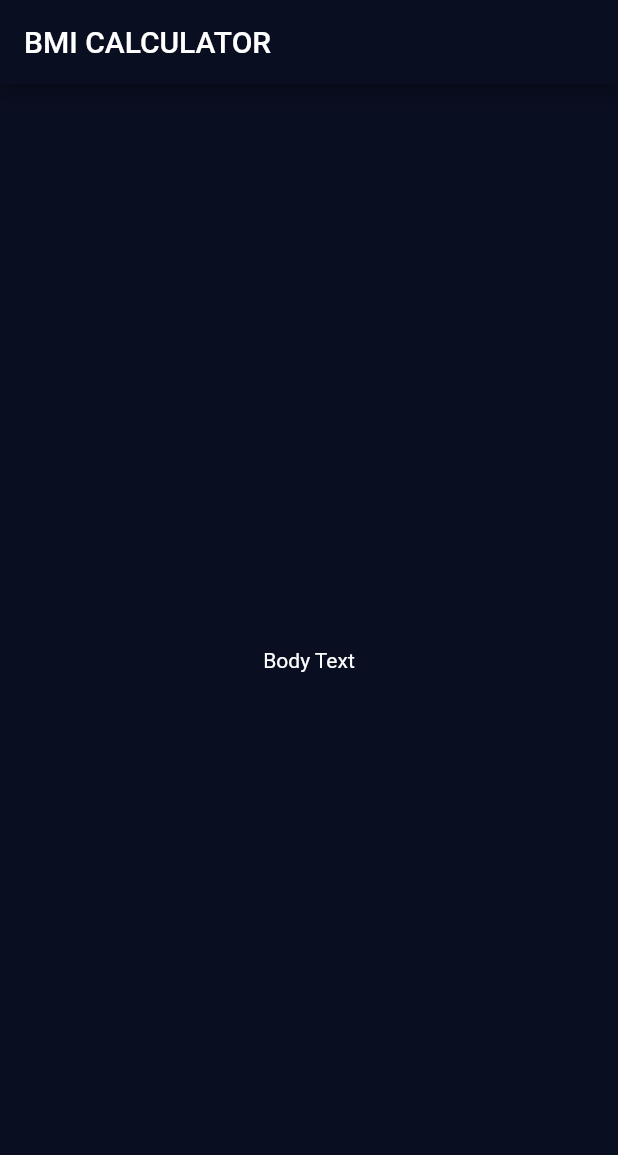
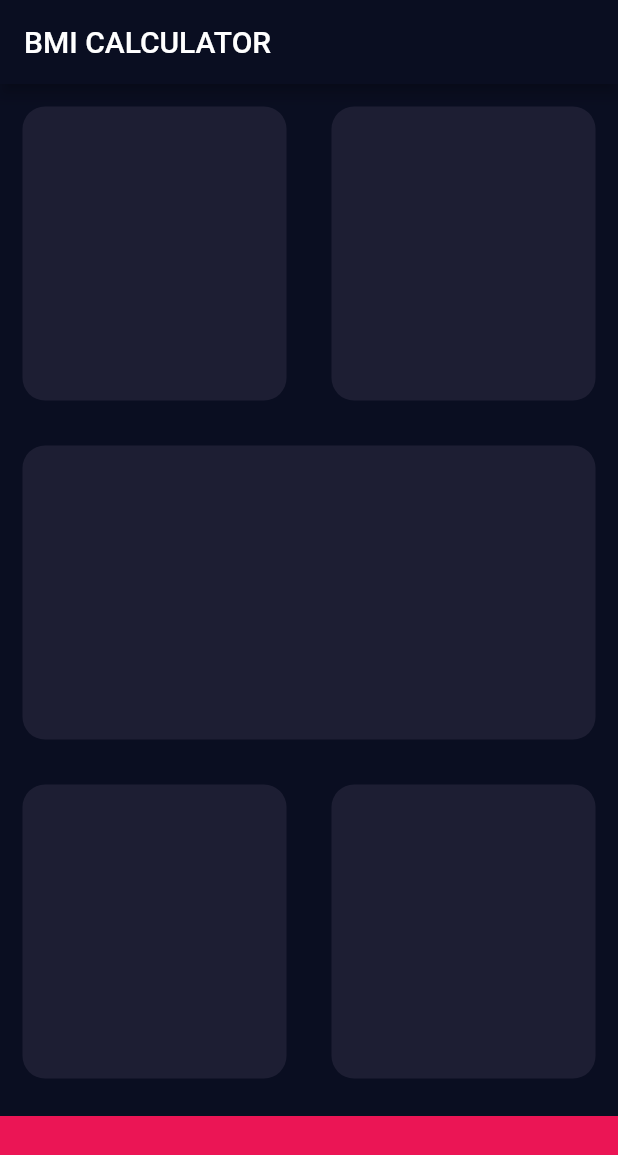
Before and after one commit to miller7777777/bmi-calculator-flutter-master, a Flutter app: the screen it shows after launch, on a phone screen of 412 x 824 dp. Shown: the top 1155 px of the screen. Run offline on Flutter 3.47's test engine with Material 2 defaults, Android fonts, the phone set to English and light mode, and no system bars.

Commit message:
Txtract colors to const parameters;

```diff
--- a/lib/input_page.dart
+++ b/lib/input_page.dart
@@ -1,4 +1,8 @@
 import 'package:flutter/material.dart';
+
+const bottomContainerHeight = 80.0;
+const activeCardColor = Color(0xFF1D1E33);
+const bottomContainerColor = Color(0xFFEB1555);
 
 class InputPage extends StatefulWidget {
   @override
@@ -9,12 +13,67 @@ class _InputPageState extends State<InputPage> {
   @override
   Widget build(BuildContext context) {
     return Scaffold(
-      appBar: AppBar(
-        title: Text('BMI CALCULATOR'),
-      ),
-      body: Center(
-        child: Text('Body Text'),
-      ),
+        appBar: AppBar(
+          title: Text('BMI CALCULATOR'),
+        ),
+        body: Column(
+          children: [
+            Expanded(
+              child: Row(
+                children: [
+                  Expanded(
+                    child: ReusableCard(colour: activeCardColor),
+                    flex: 1,
+                  ),
+                  Expanded(
+                    child: ReusableCard(colour: activeCardColor),
+                    flex: 1,
+                  ),
+                ],
+              ),
+              flex: 1,
+            ),
+            Expanded(
+              child: ReusableCard(colour: activeCardColor),
+              flex: 1,
+            ),
+            Expanded(
+              child: Row(
+                children: [
+                  Expanded(
+                    child: ReusableCard(colour: activeCardColor),
+                    flex: 1,
+                  ),
+                  Expanded(
+                    child: ReusableCard(colour: activeCardColor),
+                    flex: 1,
+                  ),
+                ],
+              ),
+              flex: 1,
+            ),
+            Container(
+              color: bottomContainerColor,
+              margin: EdgeInsets.only(top: 10.0),
+              width: double.infinity,
+              height: bottomContainerHeight,
+            )
+          ],
+        ));
+  }
+}
+
+class ReusableCard extends StatelessWidget {
+  final Color colour;
+
+  ReusableCard({@required this.colour});
+
+  @override
+  Widget build(BuildContext context) {
+    return Container(
+      margin: EdgeInsets.all(15.0),
+      decoration: BoxDecoration(
+          color: colour, borderRadius: BorderRadius.circular(15.0)),
     );
   }
 }
```
